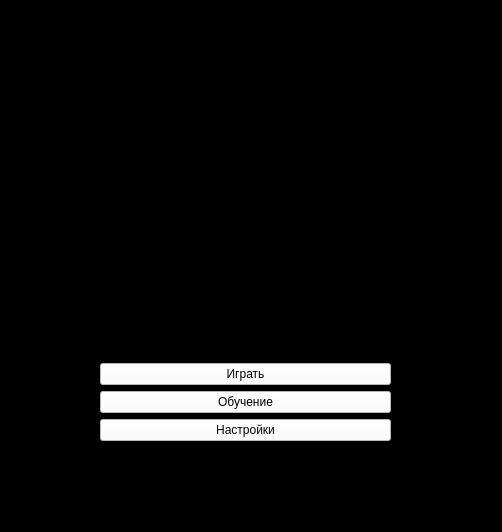
Before: the Qt Designer form launcher.ui in Dmitry315/Alien_Invasion, drawn with Qt 5.
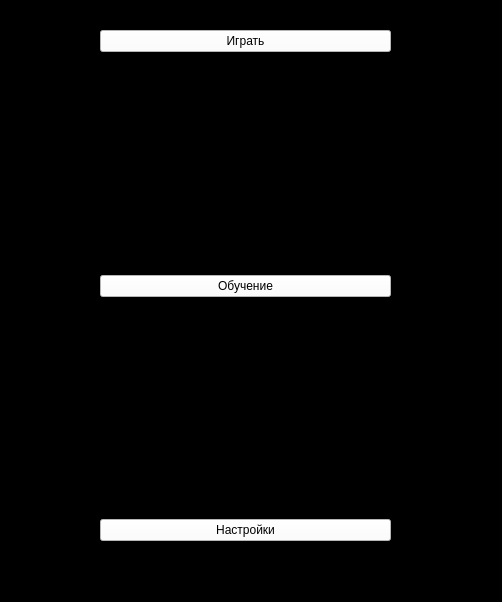
After: the same form once the commit is applied.

Patch:
```diff
--- a/launcher.ui
+++ b/launcher.ui
@@ -7,7 +7,7 @@
     <x>0</x>
     <y>0</y>
     <width>502</width>
-    <height>532</height>
+    <height>602</height>
    </rect>
   </property>
   <property name="windowTitle">
@@ -21,9 +21,9 @@
     <property name="geometry">
      <rect>
       <x>100</x>
-      <y>20</y>
+      <y>10</y>
       <width>291</width>
-      <height>421</height>
+      <height>531</height>
      </rect>
     </property>
     <layout class="QVBoxLayout" name="verticalLayout">
@@ -47,6 +47,19 @@
        </property>
       </widget>
      </item>
+     <item>
+      <spacer name="verticalSpacer">
+       <property name="orientation">
+        <enum>Qt::Vertical</enum>
+       </property>
+       <property name="sizeHint" stdset="0">
+        <size>
+         <width>20</width>
+         <height>40</height>
+        </size>
+       </property>
+      </spacer>
+     </item>
      <item>
       <widget class="QPushButton" name="tutorial">
        <property name="styleSheet">
@@ -57,6 +70,19 @@
        </property>
       </widget>
      </item>
+     <item>
+      <spacer name="verticalSpacer_2">
+       <property name="orientation">
+        <enum>Qt::Vertical</enum>
+       </property>
+       <property name="sizeHint" stdset="0">
+        <size>
+         <width>20</width>
+         <height>40</height>
+        </size>
+       </property>
+      </spacer>
+     </item>
      <item>
       <widget class="QPushButton" name="settings">
        <property name="styleSheet">
```
